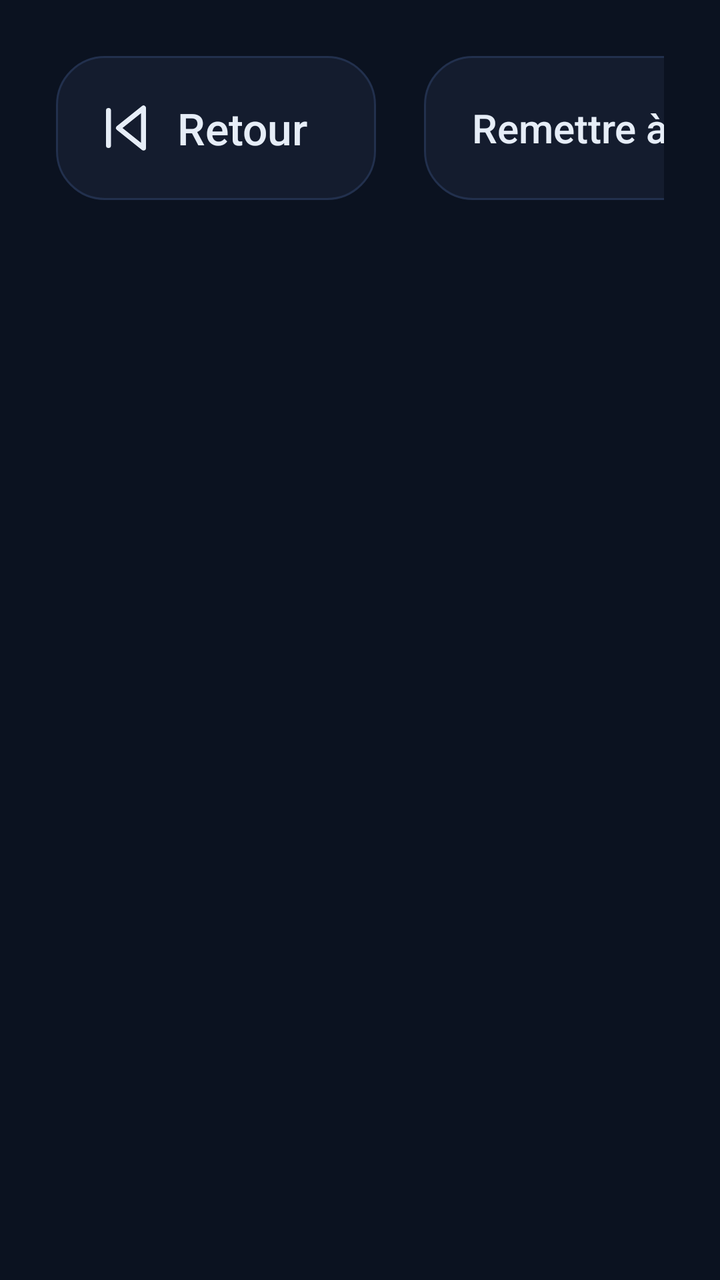
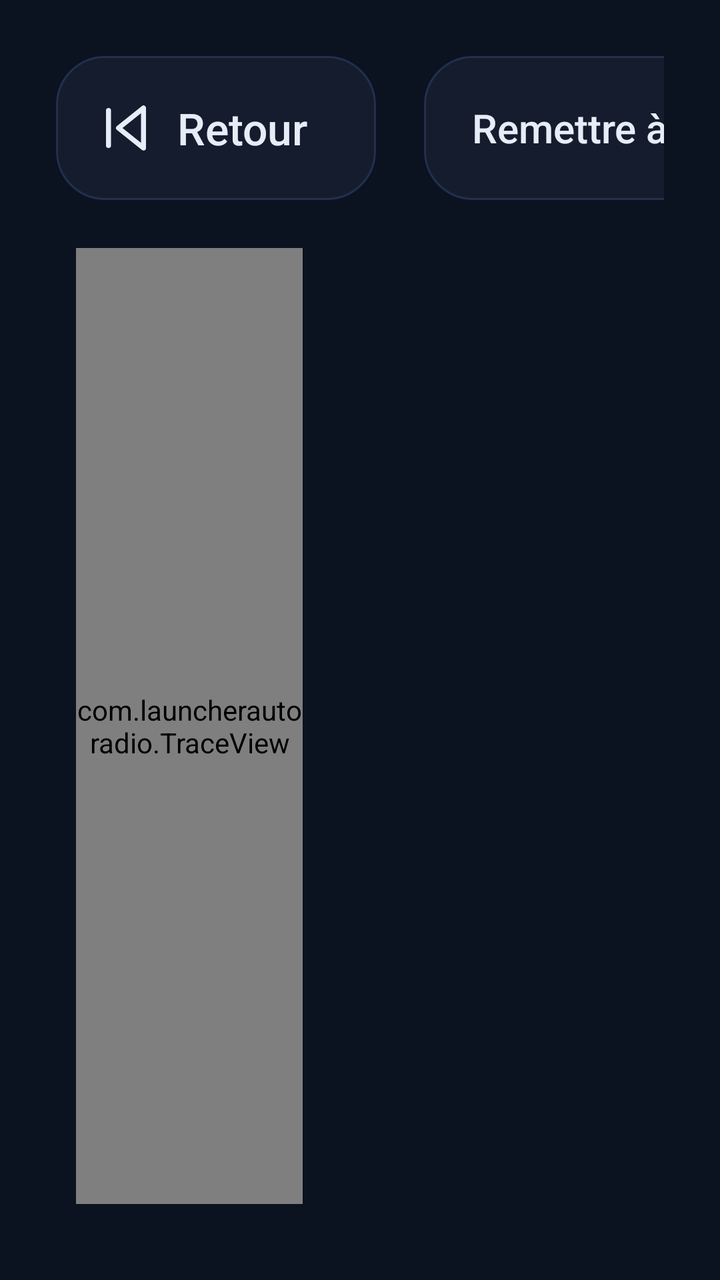

The first picture is an Android layout as it rendered before a commit; the second is the same layout after the commit. The layout source and the unified diff follow.
<!-- AndroidManifest.xml: application theme Theme.Launcher -->
<!-- res/layout/activity_trip.xml -->
<?xml version="1.0" encoding="utf-8"?>
<LinearLayout xmlns:android="http://schemas.android.com/apk/res/android"
    android:layout_width="match_parent"
    android:layout_height="match_parent"
    android:orientation="vertical"
    android:padding="28dp"
    android:background="@color/bg">

    <LinearLayout
        android:layout_width="match_parent"
        android:layout_height="72dp"
        android:orientation="horizontal"
        android:gravity="center_vertical">
        <Button
            android:id="@+id/back"
            android:layout_width="160dp"
            android:layout_height="match_parent"
            android:background="@drawable/tile"
            android:drawableStart="@drawable/ic_prev"
            android:paddingStart="20dp"
            android:paddingEnd="24dp"
            android:text="Retour"
            android:textAllCaps="false"
            android:textColor="@color/text"
            android:textSize="22sp"
            android:stateListAnimator="@null" />
        <TextView
            android:layout_width="0dp"
            android:layout_height="wrap_content"
            android:layout_weight="1"
            android:layout_marginStart="24dp"
            android:text="Trajet en cours"
            android:textColor="@color/text"
            android:textSize="30sp"
            android:textStyle="bold" />
        <Button
            android:id="@+id/reset"
            android:layout_width="wrap_content"
            android:layout_height="match_parent"
            android:background="@drawable/tile"
            android:paddingStart="24dp"
            android:paddingEnd="24dp"
            android:text="Remettre à zéro"
            android:textAllCaps="false"
            android:textColor="@color/text"
            android:textSize="20sp"
            android:stateListAnimator="@null" />
    </LinearLayout>

    <GridLayout
        android:id="@+id/grid"
        android:layout_width="match_parent"
        android:layout_height="0dp"
        android:layout_weight="1"
        android:layout_marginTop="14dp"
        android:columnCount="3"
        android:rowCount="2" />
</LinearLayout>
<!-- resources referenced by this layout -->
<resources>
  <color name="bg">#0B1220</color>
  <color name="text">#E6EDF7</color>
  <!-- drawable ic_prev (drawable) -->
  <vector xmlns:android="http://schemas.android.com/apk/res/android" android:width="30dp" android:height="30dp" android:viewportWidth="24" android:viewportHeight="24">
      <path android:pathData="M19,20L9,12l10,-8zM5,19V5" android:fillColor="#00000000" android:strokeColor="@color/text" android:strokeWidth="2" android:strokeLineCap="round" android:strokeLineJoin="round" />
  </vector>
  <!-- drawable tile (drawable) -->
  <shape xmlns:android="http://schemas.android.com/apk/res/android" android:shape="rectangle">
      <solid android:color="@color/card" />
      <stroke android:width="1dp" android:color="#22304D" />
      <corners android:radius="24dp" />
  </shape>
  <style name="Theme.Launcher" parent="@android:style/Theme.Material.NoActionBar.Fullscreen">
          <item name="android:windowBackground">@color/bg</item>
          <item name="accentColor">#2F6FED</item>
          <item name="android:colorAccent">#2F6FED</item>
      </style>
  <color name="card">#141C2E</color>
</resources>

<!-- the commit's change to res/layout/activity_trip.xml (unified diff, before → after) -->
@@ -4,7 +4,7 @@
     android:layout_height="match_parent"
     android:orientation="vertical"
     android:padding="28dp"
-    android:background="@color/bg">
+    android:background="?attr/bgColor">
 
     <LinearLayout
         android:layout_width="match_parent"
@@ -47,12 +47,25 @@
             android:stateListAnimator="@null" />
     </LinearLayout>
 
-    <GridLayout
-        android:id="@+id/grid"
+    <LinearLayout
         android:layout_width="match_parent"
         android:layout_height="0dp"
         android:layout_weight="1"
         android:layout_marginTop="14dp"
-        android:columnCount="3"
-        android:rowCount="2" />
+        android:orientation="horizontal">
+        <com.launcherautoradio.TraceView
+            android:id="@+id/trace"
+            android:layout_width="0dp"
+            android:layout_height="match_parent"
+            android:layout_weight="4"
+            android:layout_margin="10dp"
+            android:background="@drawable/tile" />
+        <GridLayout
+            android:id="@+id/grid"
+            android:layout_width="0dp"
+            android:layout_height="match_parent"
+            android:layout_weight="6"
+            android:columnCount="2"
+            android:rowCount="3" />
+    </LinearLayout>
 </LinearLayout>
<!-- resource entries referenced after the edit -->
@@ -8,15 +8,18 @@
   </vector>
   <!-- drawable tile (drawable) -->
   <shape xmlns:android="http://schemas.android.com/apk/res/android" android:shape="rectangle">
-      <solid android:color="@color/card" />
-      <stroke android:width="1dp" android:color="#22304D" />
+      <solid android:color="?attr/cardColor" />
+      <stroke android:width="1dp" android:color="?attr/strokeColor" />
       <corners android:radius="24dp" />
   </shape>
   <style name="Theme.Launcher" parent="@android:style/Theme.Material.NoActionBar.Fullscreen">
           <item name="android:windowBackground">@color/bg</item>
           <item name="accentColor">#2F6FED</item>
+          <item name="bgColor">#0B1220</item>
+          <item name="cardColor">#141C2E</item>
+          <item name="strokeColor">#22304D</item>
+          <item name="trackColor">#1E2A44</item>
           <item name="android:colorAccent">#2F6FED</item>
       </style>
-  <color name="card">#141C2E</color>
 </resources>
 
